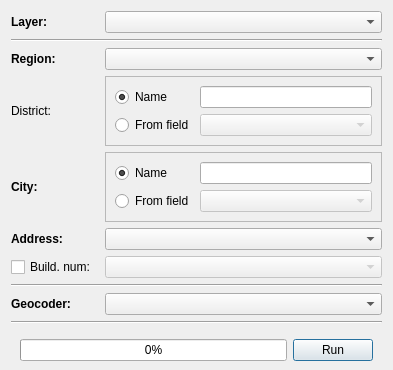
First picture: the form in src/batch_geocoding_dialog.ui, repository nextgis/qgis_rugeocoder, before the edit.
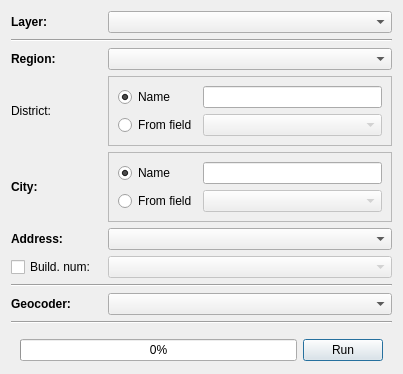
Second picture: the form after the edit.

Patch:
```diff
--- a/src/batch_geocoding_dialog.ui
+++ b/src/batch_geocoding_dialog.ui
@@ -6,28 +6,16 @@
    <rect>
     <x>0</x>
     <y>0</y>
-    <width>393</width>
-    <height>335</height>
+    <width>403</width>
+    <height>360</height>
    </rect>
   </property>
   <property name="sizePolicy">
-   <sizepolicy hsizetype="Fixed" vsizetype="Fixed">
+   <sizepolicy hsizetype="Preferred" vsizetype="Preferred">
     <horstretch>0</horstretch>
     <verstretch>0</verstretch>
    </sizepolicy>
   </property>
-  <property name="minimumSize">
-   <size>
-    <width>359</width>
-    <height>0</height>
-   </size>
-  </property>
-  <property name="maximumSize">
-   <size>
-    <width>5000</width>
-    <height>5000</height>
-   </size>
-  </property>
   <property name="windowTitle">
    <string>Batch geocoding</string>
   </property>
@@ -36,7 +24,7 @@
   </property>
   <layout class="QGridLayout" name="gridLayout">
    <property name="bottomMargin">
-    <number>0</number>
+    <number>4</number>
    </property>
    <item row="2" column="0">
     <widget class="QLabel" name="lblRegion">
@@ -203,13 +191,26 @@
        </widget>
       </item>
       <item row="0" column="1">
-       <widget class="QLineEdit" name="txtRayonName"/>
+       <widget class="QLineEdit" name="txtRayonName">
+        <property name="sizePolicy">
+         <sizepolicy hsizetype="Expanding" vsizetype="Preferred">
+          <horstretch>0</horstretch>
+          <verstretch>0</verstretch>
+         </sizepolicy>
+        </property>
+       </widget>
       </item>
       <item row="2" column="1">
        <widget class="QComboBox" name="cmbRayonField">
         <property name="enabled">
          <bool>false</bool>
         </property>
+        <property name="sizePolicy">
+         <sizepolicy hsizetype="Preferred" vsizetype="Preferred">
+          <horstretch>0</horstretch>
+          <verstretch>0</verstretch>
+         </sizepolicy>
+        </property>
        </widget>
       </item>
      </layout>
@@ -246,10 +247,23 @@
         <property name="enabled">
          <bool>false</bool>
         </property>
+        <property name="sizePolicy">
+         <sizepolicy hsizetype="Preferred" vsizetype="Preferred">
+          <horstretch>0</horstretch>
+          <verstretch>0</verstretch>
+         </sizepolicy>
+        </property>
        </widget>
       </item>
       <item row="0" column="1">
-       <widget class="QLineEdit" name="txtSettlName"/>
+       <widget class="QLineEdit" name="txtSettlName">
+        <property name="sizePolicy">
+         <sizepolicy hsizetype="Expanding" vsizetype="Preferred">
+          <horstretch>0</horstretch>
+          <verstretch>0</verstretch>
+         </sizepolicy>
+        </property>
+       </widget>
       </item>
      </layout>
     </widget>
```
